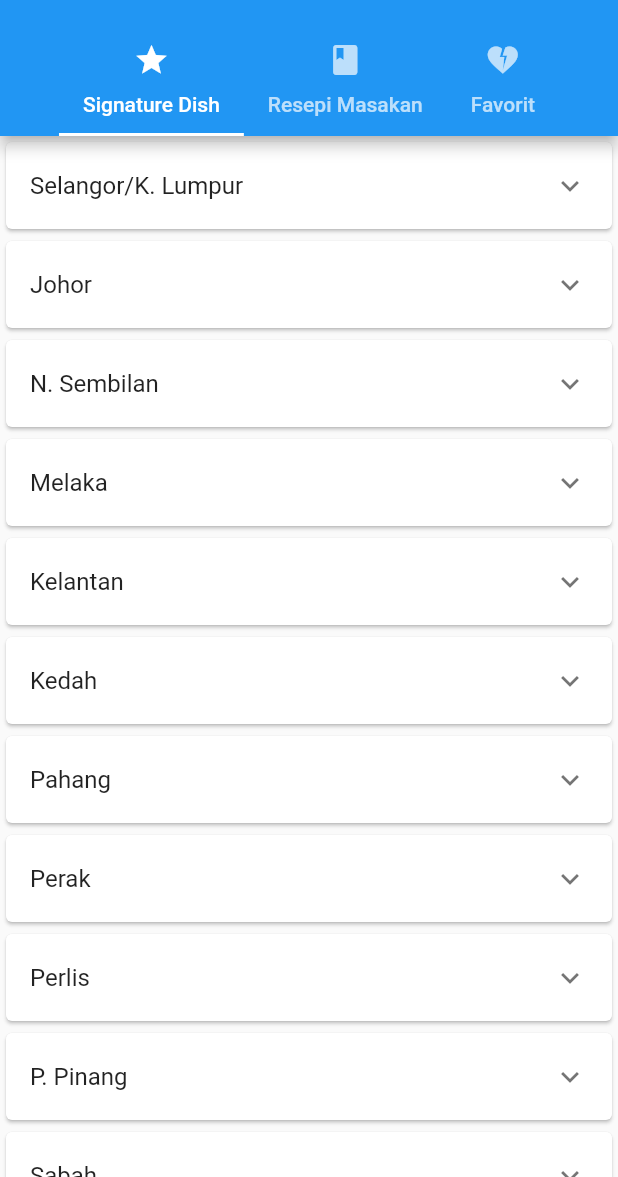
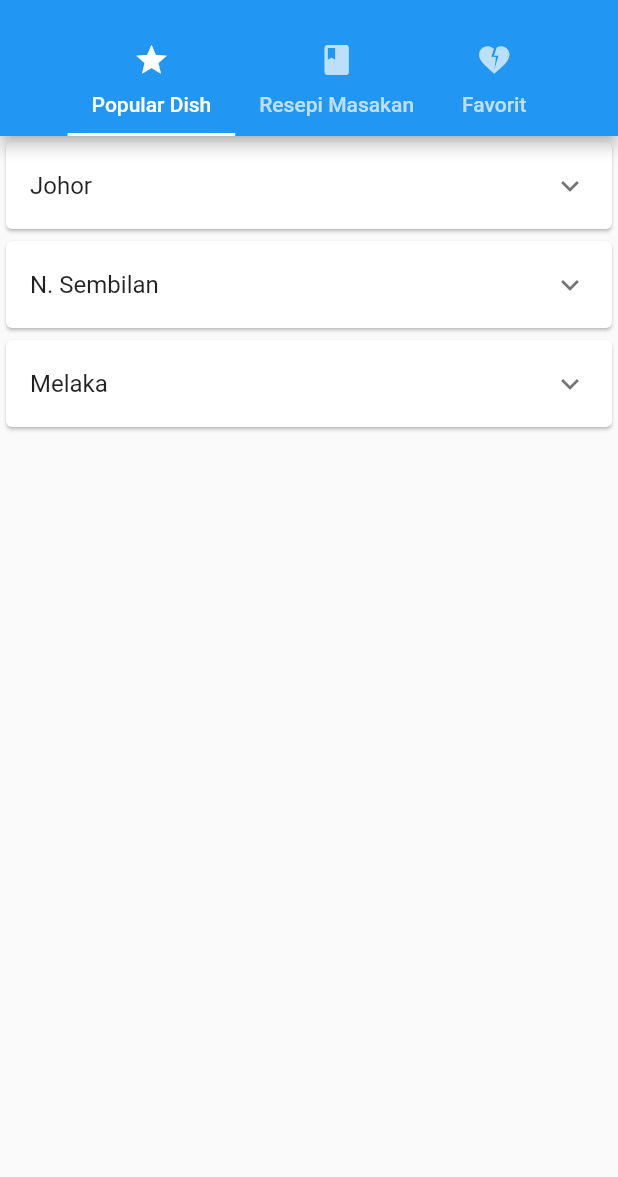
Before and after one commit to quezera97/malaysia_dish, a Flutter app: the screen it shows after launch, on a phone screen of 412 x 824 dp, the part 59-1236 px from its top. Run offline on Flutter 3.47's test engine with Material 2 defaults, Android fonts, the phone set to English and light mode, and no system bars; our stand-ins replace anim_search_bar, youtube_player_flutter.

Commit message:
list and enum and url

```diff
--- a/lib/enum/state_signature_dish.dart
+++ /dev/null
@@ -1,15 +0,0 @@
-class StateSignatureDishEnum {
-  static String get klselangor => 'Nasi Ambeng';
-  static String get johor => 'Mee Bandung';
-  static String get nismilan => 'Masak Lemak Lado Api';
-  static String get melaka => 'Asam Pedas Melaka';
-  static String get kelantan => 'Mee Celop';
-  static String get kedah => 'Laksa Utara';
-  static String get pahang => 'Ikan Patin Masak Tempoyak';
-  static String get perak => 'Rendang Tok';
-  static String get perlis => 'Ringgi';
-  static String get pinang => 'Laksa Penang';
-  static String get sabah => 'Latok';
-  static String get sarawak => 'Mee Kolok';
-  static String get terengganu => 'Nasi Dagang';
-}
--- a/lib/enum/state_signature_dish_url.dart
+++ /dev/null
@@ -1,16 +0,0 @@
-class StateSignatureDishUrlEnum {
-  static String get klselangor => 'Nasi Ambeng';
-  static String get johor => 'https://www.youtube.com/watch?v=OhFUjXAbLck';
-  static String get nismilan => 'https://www.youtube.com/watch?v=5ay6OV1rkCA';
-  static String get melaka => 'https://www.youtube.com/watch?v=jdmrryN4eLk';
-  static String get kelantan => 'https://www.youtube.com/watch?v=asnzt3EBvq4';
-  static String get kedah => 'https://www.youtube.com/watch?v=PrCJ-oqEQWw';
-  static String get pahang => 'Ikan Patin Masak Tempoyak';
-  static String get perak => 'https://www.youtube.com/watch?v=5L77hOwAemo';
-  static String get perlis => 'Ringgi';
-  static String get pinang => 'https://www.youtube.com/watch?v=TMvDz3AV4Co';
-  static String get sabah => 'Latok';
-  static String get sarawak => 'Mee Kolok';
-  static String get terengganu =>
-      'https://www.youtube.com/watch?v=53CAA1Me2Co&ab_channel=CheNom';
-}
--- a/lib/ui/dashboard.dart
+++ b/lib/ui/dashboard.dart
@@ -1,6 +1,6 @@
 import 'package:flutter/material.dart';
 import 'initial_video.dart';
-import 'video_list.dart';
+import 'popular_dish_list.dart';
 
 class Dashboard extends StatefulWidget {
   const Dashboard({Key? key}) : super(key: key);
@@ -20,7 +20,7 @@ class _DashboardState extends State<Dashboard> {
           bottom: const TabBar(
             isScrollable: true,
             tabs: <Widget>[
-              Tab(icon: Icon(Icons.star), text: 'Signature Dish'),
+              Tab(icon: Icon(Icons.star), text: 'Popular Dish'),
               Tab(icon: Icon(Icons.book), text: 'Resepi Masakan'),
               Tab(icon: Icon(Icons.heart_broken), text: 'Favorit'),
             ],
@@ -28,7 +28,7 @@ class _DashboardState extends State<Dashboard> {
         ),
         body: const TabBarView(
           children: <Widget>[
-            VideoList(),
+            PopularDishList(),
             InitialVideo(),
             InitialVideo(),
           ],
--- a/lib/ui/initial_video.dart
+++ b/lib/ui/initial_video.dart
@@ -63,6 +63,7 @@ class _InitialVideoState extends State<InitialVideo> {
             ),
           ],
         ),
-    ));
+      )
+    );
   }
 }
--- /dev/null
+++ b/lib/ui/popular_dish_list.dart
@@ -0,0 +1,96 @@
+import 'package:flutter/material.dart';
+import 'package:malaysia_recipe/ui/recipe/popular_dish_video.dart';
+
+import '../enum/malaysia_states_enum.dart';
+import '../enum/state_popular_dish_list.dart';
+
+import '../enum/popularDishByState/nismilan_url.dart';
+import '../enum/popularDishByState/johor_url.dart';
+import '../enum/popularDishByState/melaka_url.dart';
+
+class StateDishInfo {
+  final String stateName;
+  final List statePopularDish;
+  final Map<String, String> statePopularDishUrl;
+
+  StateDishInfo({
+    required this.stateName,
+    required this.statePopularDish,
+    required this.statePopularDishUrl,
+  });
+}
+
+List<StateDishInfo> stateDishInfoList = [
+  StateDishInfo(
+    stateName: StateEnum.johor,
+    statePopularDish: StatePopularDishList.johor().dishes,
+    statePopularDishUrl: johorUrl,
+  ),
+  StateDishInfo(
+    stateName: StateEnum.nismilan,
+    statePopularDish: StatePopularDishList.nismilan().dishes,
+    statePopularDishUrl: nismilanUrl,
+  ),
+  StateDishInfo(
+    stateName: StateEnum.melaka,
+    statePopularDish: StatePopularDishList.melaka().dishes,
+    statePopularDishUrl: melakaUrl,
+  ),
+];
+
+class PopularDishList extends StatefulWidget {
+  const PopularDishList({super.key});
+
+  @override
+  State<PopularDishList> createState() => _PopularDishListState();
+}
+
+class _PopularDishListState extends State<PopularDishList> {
+
+  @override
+  Widget build(BuildContext context) {
+    return ListView.builder(
+      itemCount: stateDishInfoList.length,
+      itemBuilder: (context, index) {
+        var stateInfo = stateDishInfoList[index];
+
+        return Card(
+          child: Column(
+            mainAxisSize: MainAxisSize.min,
+            children: <Widget>[
+              ExpansionTile(
+                title: Text(stateInfo.stateName),
+                children: [
+                  ListTile(
+                    subtitle: Column(
+                      children: stateInfo.statePopularDish
+                        .map((dish) => ListTile(
+                          trailing: const Icon(Icons.arrow_right),
+                          title: Text(dish),
+                          onTap: () {
+                            String? dishURL = stateInfo.statePopularDishUrl[dish];
+
+                            if (dishURL != null) {
+                              Navigator.of(context).push(
+                                MaterialPageRoute(
+                                  builder: (context) => PopularDishVideo(
+                                    nameOfDish: dish,
+                                    youtubeUrl: dishURL, // Pass the URL
+                                  ),
+                                ),
+                              );
+                            }
+                          },
+                        ))
+                        .toList(),
+                    ),
+                  ),
+                ],
+              ),
+            ],
+          ),
+        );
+      },
+    );
+  }
+}
--- a/lib/ui/video_list.dart
+++ /dev/null
@@ -1,146 +0,0 @@
-import 'package:flutter/material.dart';
-import 'package:youtube_player_flutter/youtube_player_flutter.dart';
-
-import '../enum/malaysia_states.dart';
-import '../enum/state_signature_dish.dart';
-import '../enum/state_signature_dish_url.dart';
-
-class StateDishInfo {
-  final String stateName;
-  final String signatureDish;
-  final String dishURL;
-
-  StateDishInfo({
-    required this.stateName,
-    required this.signatureDish,
-    required this.dishURL,
-  });
-}
-
-List<StateDishInfo> stateDishInfoList = [
-  StateDishInfo(
-    stateName: StateEnum.klselangor,
-    signatureDish: StateSignatureDishEnum.klselangor,
-    dishURL: 'URL for Nasi Ambeng',
-  ),
-  StateDishInfo(
-    stateName: StateEnum.johor,
-    signatureDish: StateSignatureDishEnum.johor,
-    dishURL: StateSignatureDishUrlEnum.johor,
-  ),
-  StateDishInfo(
-    stateName: StateEnum.nismilan,
-    signatureDish: StateSignatureDishEnum.nismilan,
-    dishURL: StateSignatureDishUrlEnum.nismilan,
-  ),
-  StateDishInfo(
-    stateName: StateEnum.melaka,
-    signatureDish: StateSignatureDishEnum.melaka,
-    dishURL: StateSignatureDishUrlEnum.melaka,
-  ),
-  StateDishInfo(
-    stateName: StateEnum.kelantan,
-    signatureDish: StateSignatureDishEnum.kelantan,
-    dishURL: 'URL for Nasi Kerabu',
-  ),
-  StateDishInfo(
-    stateName: StateEnum.kedah,
-    signatureDish: StateSignatureDishEnum.kedah,
-    dishURL: StateSignatureDishUrlEnum.kedah,
-  ),
-  StateDishInfo(
-    stateName: StateEnum.pahang,
-    signatureDish: StateSignatureDishEnum.pahang,
-    dishURL: 'URL for Ikan Patin Masak Tempoyak',
-  ),
-  StateDishInfo(
-    stateName: StateEnum.perak,
-    signatureDish: StateSignatureDishEnum.perak,
-    dishURL: 'URL for Perak',
-  ),
-  StateDishInfo(
-    stateName: StateEnum.perlis,
-    signatureDish: StateSignatureDishEnum.perlis,
-    dishURL: 'URL for Ringgi',
-  ),
-  StateDishInfo(
-    stateName: StateEnum.pinang,
-    signatureDish: StateSignatureDishEnum.pinang,
-    dishURL: 'URL for Laksa Penang',
-  ),
-  StateDishInfo(
-    stateName: StateEnum.sabah,
-    signatureDish: StateSignatureDishEnum.sabah,
-    dishURL: 'URL for Latok',
-  ),
-  StateDishInfo(
-    stateName: StateEnum.sarawak,
-    signatureDish: StateSignatureDishEnum.sarawak,
-    dishURL: 'URL for Mee Kolok',
-  ),
-  StateDishInfo(
-    stateName: StateEnum.terengganu,
-    signatureDish: StateSignatureDishEnum.terengganu,
-    dishURL: StateSignatureDishUrlEnum.terengganu,
-  ),
-];
-
-class VideoList extends StatefulWidget {
-  const VideoList({super.key});
-
-  @override
-  State<VideoList> createState() => _VideoListState();
-}
-
-class _VideoListState extends State<VideoList> {
-  String getVideoId(String videoUrl) {
-    var urlToId = YoutubePlayer.convertUrlToId(videoUrl);
-
-    if (urlToId != null) {
-      return urlToId;
-    } else {
-      return '';
-    }
-  }
-
-  @override
-  Widget build(BuildContext context) {
-    return ListView.builder(
-      itemCount: stateDishInfoList.length,
-      itemBuilder: (context, index) {
-        var stateInfo = stateDishInfoList[index];
-
-        return Card(
-          child: Column(
-            mainAxisSize: MainAxisSize.min,
-            children: <Widget>[
-              ExpansionTile(
-                title: Text(stateInfo.stateName),
-                children: [
-                  ListTile(
-                    title: Text('Signature Dish: ${stateInfo.signatureDish}'),
-                    subtitle: YoutubePlayer(
-                      controller: YoutubePlayerController(
-                        initialVideoId: getVideoId(stateInfo.dishURL),
-                        flags: const YoutubePlayerFlags(
-                          autoPlay: false,
-                          mute: false,
-                        ),
-                      ),
-                      showVideoProgressIndicator: true,
-                      progressIndicatorColor: Colors.blueAccent,
-                    ),
-                    // subtitle: Text('URL: ${stateInfo.dishURL}'),
-                    onTap: () {
-                      // Handle tapping the ListTile, you can use stateInfo.dishURL
-                    },
-                  ),
-                ],
-              ),
-            ],
-          ),
-        );
-      },
-    );
-  }
-}
```
Also changed, not shown: lib/enum/popularDishByState/johor_url.dart (added, +9 -0 lines), lib/enum/popularDishByState/melaka_url.dart (added, +9 -0 lines), lib/enum/popularDishByState/nismilan_url.dart (added, +9 -0 lines), lib/enum/popular_dish_enum.dart (added, +21 -0 lines), lib/enum/state_popular_dish_list.dart (added, +66 -0 lines), lib/ui/recipe/popular_dish_video.dart (added, +54 -0 lines), lib/enum/malaysia_states_enum.dart (renamed from lib/enum/malaysia_states.dart), lib/ui/recipe/popular_dish_recipe.dart (added). Lines whose indentation alone changed are shown as unchanged.
